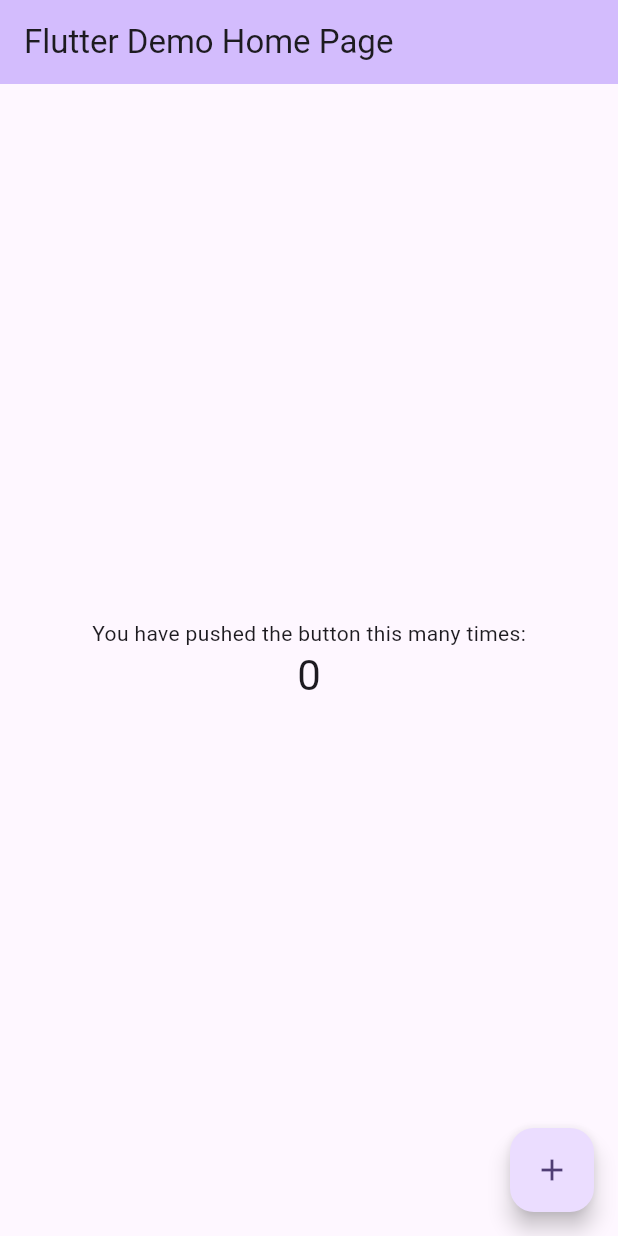
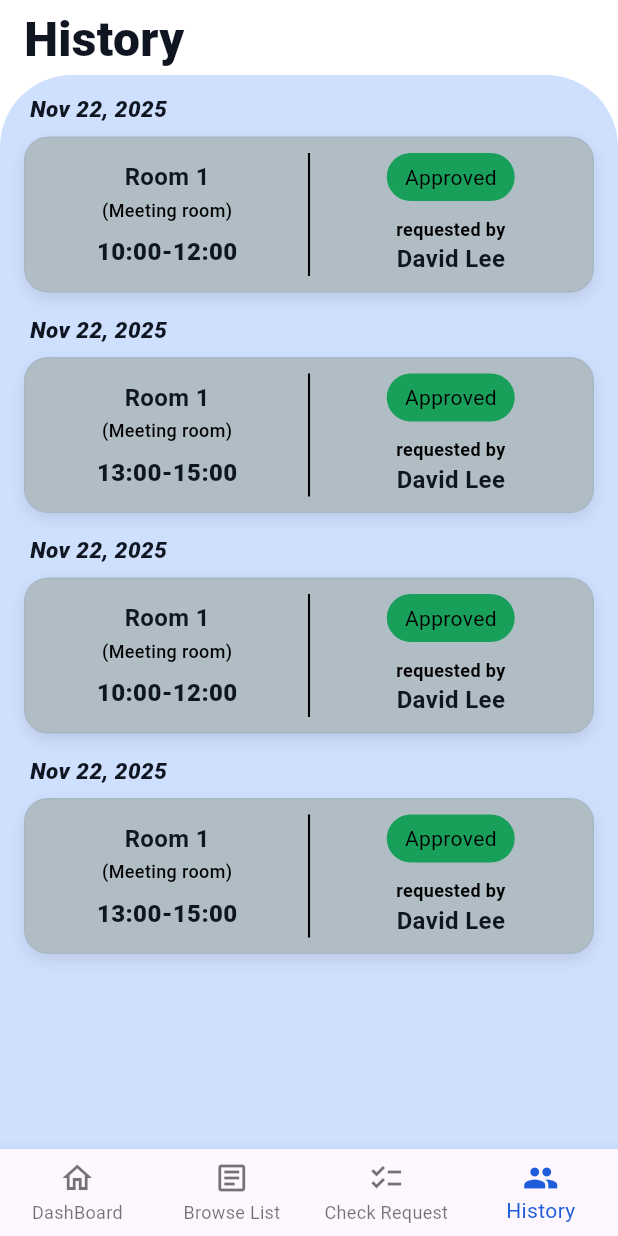
Before and after one commit to 6631501194-cmd/roombooking-frontend, a Flutter app: the screen it shows after launch, on a phone screen of 412 x 824 dp. Run offline on Flutter 3.47's test engine with Material 3 defaults, Android fonts, the phone set to English and light mode, and no system bars.

Commit message:
Lecture_History

```diff
--- /dev/null
+++ b/lib/history.dart
@@ -0,0 +1,241 @@
+import 'package:flutter/material.dart';
+
+class HistoryPage extends StatelessWidget {
+  const HistoryPage({super.key});
+
+  @override
+  Widget build(BuildContext context) {
+    //  Colors
+    const bgBlue = Color.fromRGBO(207, 224, 255, 1);
+    const cardGrey = Color.fromARGB(255, 176, 189, 197);
+    const borderGrey = Color.fromARGB(255, 168, 183, 194);
+    const textDark = Color(0xFF0F1621);
+    const approvedGreen = Color(0xFF18A05B);
+    const blueSelected = Color(0xFF1E5CD9);
+
+    // Show Time
+    final items = <_Booking>[
+      _Booking(date: DateTime(2025, 11, 22), start: '10:00', end: '12:00', room: 'Room 1', requester: 'David Lee', approved: true),
+      _Booking(date: DateTime(2025, 11, 22), start: '13:00', end: '15:00', room: 'Room 1', requester: 'David Lee', approved: true),
+      _Booking(date: DateTime(2025, 11, 22), start: '10:00', end: '12:00', room: 'Room 1', requester: 'David Lee', approved: true),
+      _Booking(date: DateTime(2025, 11, 22), start: '13:00', end: '15:00', room: 'Room 1', requester: 'David Lee', approved: true),
+    ];
+
+    return Scaffold(
+      backgroundColor: const Color.fromARGB(255, 255, 255, 255),
+      body: SafeArea(
+        child: Column(
+          children: [
+            // Title
+            Padding(
+              padding: const EdgeInsets.fromLTRB(16, 10, 16, 8),
+              child: Align(
+                alignment: Alignment.centerLeft,
+                child: Text(
+                  'History',
+                  style: const TextStyle(
+                    color: textDark,
+                    fontSize: 32,
+                    fontWeight: FontWeight.w800,
+                    height: 1,
+                  ),
+                ),
+              ),
+            ),
+
+            // BG
+            Expanded(
+              child: Container(
+                decoration: const BoxDecoration(
+                  color: bgBlue,
+                  borderRadius: BorderRadius.only(
+                    topRight: Radius.circular(48),
+                    topLeft: Radius.circular(48),
+                  ),
+                ),
+                child: ListView.builder(
+                  padding: const EdgeInsets.fromLTRB(16, 12, 16, 24),
+                  itemCount: items.length,
+                  itemBuilder: (context, i) {
+                    final it = items[i];
+                    return Column(
+                      crossAxisAlignment: CrossAxisAlignment.start,
+                      children: [
+                        // Date  Time
+                        Padding(
+                          padding: const EdgeInsets.only(left: 4, bottom: 8),
+                          child: Text(
+                            _fmtDate(it.date),
+                            style: const TextStyle(
+                              fontWeight: FontWeight.w800,
+                              fontStyle: FontStyle.italic,
+                              color: textDark,
+                              fontSize: 15,
+                            ),
+                          ),
+                        ),
+
+                        // Card
+                        Container(
+                          decoration: BoxDecoration(
+                            color: cardGrey,
+                            borderRadius: BorderRadius.circular(16),
+                            border: Border.all(color: borderGrey),
+                            boxShadow: const [
+                              BoxShadow(color: Color(0x1A000000), blurRadius: 8, offset: Offset(0, 4)),
+                            ],
+                          ),
+                          padding: const EdgeInsets.symmetric(horizontal: 14, vertical: 10),
+                          // Text
+                          child: IntrinsicHeight(
+                            child: Row(
+                              crossAxisAlignment: CrossAxisAlignment.stretch,
+                              children: [
+                                // Left
+                                Expanded(
+                                  child: Center(
+                                    child: Column(
+                                      mainAxisSize: MainAxisSize.min,
+                                      crossAxisAlignment: CrossAxisAlignment.center,
+                                      children: [
+                                        Text(
+                                          it.room,
+                                          textAlign: TextAlign.center,
+                                          style: const TextStyle(
+                                            color: textDark,
+                                            fontSize: 16,
+                                            fontWeight: FontWeight.w700,
+                                          ),
+                                        ),
+                                        const SizedBox(height: 2),
+                                        const Text(
+                                          '(Meeting room)',
+                                          textAlign: TextAlign.center,
+                                          style: TextStyle(
+                                            color: Color.fromARGB(255, 0, 0, 0),
+                                            fontSize: 12,
+                                            fontWeight: FontWeight.w500,
+                                          ),
+                                        ),
+                                        const SizedBox(height: 8),
+                                        Text(
+                                          '${it.start}-${it.end}',
+                                          textAlign: TextAlign.center,
+                                          style: const TextStyle(
+                                            color: textDark,
+                                            fontSize: 16,
+                                            fontWeight: FontWeight.w800,
+                                          ),
+                                        ),
+                                      ],
+                                    ),
+                                  ),
+                                ),
+
+                                //  center line
+                                const VerticalDivider(
+                                  width: 28,
+                                  thickness: 1.4,
+                                  color: Colors.black,
+                                ),
+
+                                // Right
+                                Expanded(
+                                  child: Center(
+                                    child: Column(
+                                      mainAxisSize: MainAxisSize.min,
+                                      mainAxisAlignment: MainAxisAlignment.center,
+                                      crossAxisAlignment: CrossAxisAlignment.center,
+                                      children: [
+                                        Align(
+                                          alignment: Alignment.center,
+                                          child: Container(
+                                            padding: const EdgeInsets.symmetric(horizontal: 12, vertical: 6),
+                                            decoration: BoxDecoration(
+                                              color: approvedGreen,
+                                              borderRadius: BorderRadius.circular(16),
+                                            ),
+                                            child: const Text(
+                                              'Approved',
+                                              style: TextStyle(
+                                                color: Color.fromARGB(255, 0, 0, 0),
+                                                fontWeight: FontWeight.w400,
+                                              ),
+                                            ),
+                                          ),
+                                        ),
+                                        const SizedBox(height: 10),
+                                        const Text(
+                                          'requested by',
+                                          style: TextStyle(
+                                            color: Color.fromARGB(255, 0, 0, 0),
+                                            fontSize: 12,
+                                            fontWeight: FontWeight.w600,
+
+                                          ),
+                                        ),
+                                        Text(
+                                          it.requester,
+                                          style: const TextStyle(
+                                            color: textDark,
+                                            fontSize: 16,
+                                            fontWeight: FontWeight.w700,
+                                          ),
+                                        ),
+                                      ],
+                                    ),
+                                  ),
+                                ),
+                              ],
+                            ),
+                          ),
+                        ),
+
+                        const SizedBox(height: 14),
+                      ],
+                    );
+                  },
+                ),
+              ),
+            ),
+          ],
+        ),
+      ),
+
+      bottomNavigationBar: BottomNavigationBar(
+        type: BottomNavigationBarType.fixed,
+        currentIndex: 3,
+        selectedItemColor: blueSelected,
+        unselectedItemColor: Colors.black54,
+        items: const [
+          BottomNavigationBarItem(icon: Icon(Icons.home_outlined), label: 'DashBoard'),
+          BottomNavigationBarItem(icon: Icon(Icons.article_outlined), label: 'Browse List'),
+          BottomNavigationBarItem(icon: Icon(Icons.checklist), label: 'Check Request'),
+          BottomNavigationBarItem(icon: Icon(Icons.people), label: 'History'),
+        ],
+      ),
+    );
+  }
+
+  String _fmtDate(DateTime d) {
+    const m = ['Jan','Feb','Mar','Apr','May','Jun','Jul','Aug','Sep','Oct','Nov','Dec'];
+    return '${m[d.month - 1]} ${d.day}, ${d.year}';
+  }
+}
+
+class _Booking {
+  final DateTime date;
+  final String start;
+  final String end;
+  final String room;
+  final String requester;
+  final bool approved;
+  _Booking({
+    required this.date,
+    required this.start,
+    required this.end,
+    required this.room,
+    required this.requester,
+    required this.approved,
+  });
+}
--- a/lib/main.dart
+++ b/lib/main.dart
@@ -1,4 +1,5 @@
 import 'package:flutter/material.dart';
+import 'package:flutter_application_1/history.dart';
 
 void main() {
   runApp(const MyApp());
@@ -30,7 +31,7 @@ class MyApp extends StatelessWidget {
         // tested with just a hot reload.
         colorScheme: ColorScheme.fromSeed(seedColor: Colors.deepPurple),
       ),
-      home: const MyHomePage(title: 'Flutter Demo Home Page'),
+      home: const HistoryPage(),
     );
   }
 }
```
